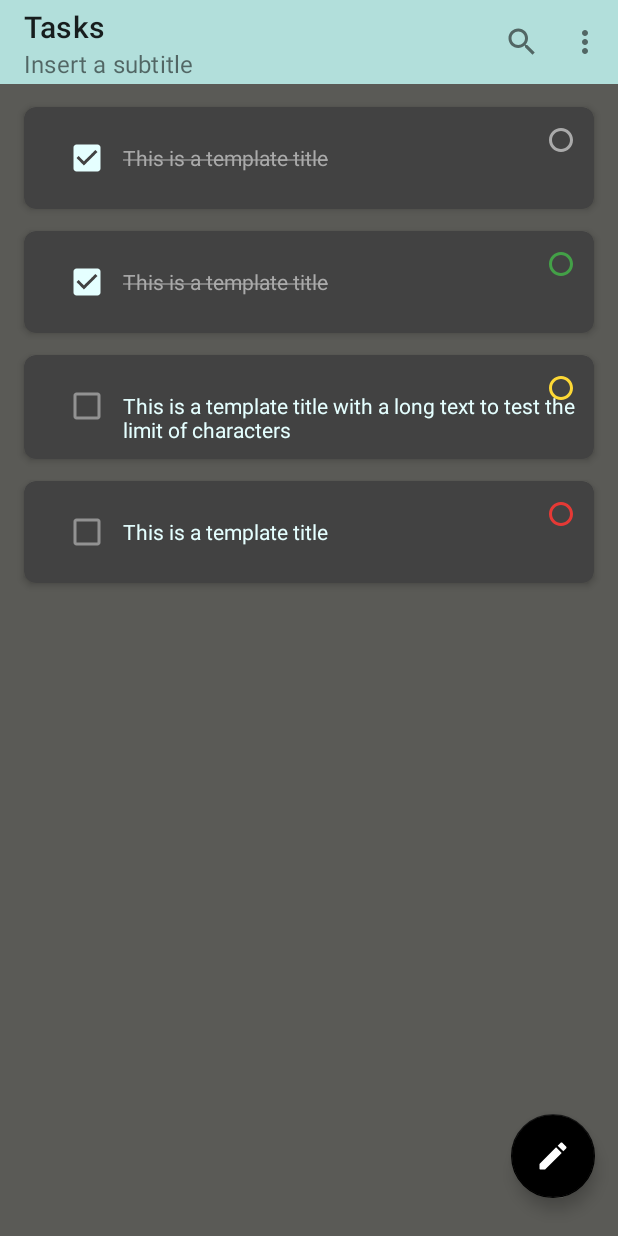
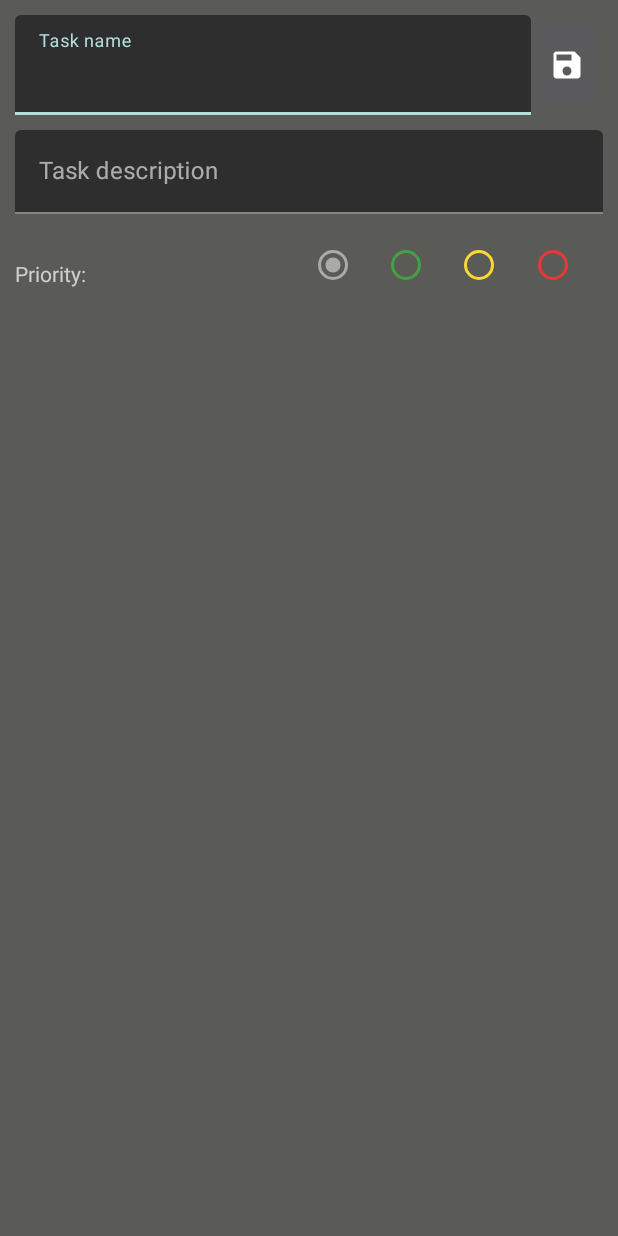
Before and after one commit to EmmaCG19/Taskete-android-app, an Android app: the screen it shows after launch (MainActivity before the commit, TaskFormActivity after it), on a phone screen of 412 x 824 dp. Run offline under Robolectric (Android 15) with nearby library versions, the phone set to English and light mode, and no system bars.

Commit message:
Start building New Task section UI

```diff
--- a/app/src/main/AndroidManifest.xml
+++ b/app/src/main/AndroidManifest.xml
@@ -9,13 +9,20 @@
         android:roundIcon="@mipmap/ic_launcher_round"
         android:supportsRtl="true"
         android:theme="@style/Theme.Taskete">
-        <activity android:name=".MainActivity">
+        <activity android:name=".TaskFormActivity">
             <intent-filter>
                 <action android:name="android.intent.action.MAIN" />
 
                 <category android:name="android.intent.category.LAUNCHER" />
             </intent-filter>
         </activity>
+        <activity android:name=".MainActivity">
+<!--            <intent-filter>-->
+<!--                <action android:name="android.intent.action.MAIN" />-->
+
+<!--                <category android:name="android.intent.category.LAUNCHER" />-->
+<!--            </intent-filter>-->
+        </activity>
     </application>
 
 </manifest>
--- a/app/src/main/java/com/example/taskete/Task.kt
+++ b/app/src/main/java/com/example/taskete/Task.kt
@@ -3,12 +3,12 @@ package com.example.taskete
 import java.util.*
 
 class Task(
-    var id: Int,
-    var title: String,
-    var description: String,
-    var priority: Priority,
-    var isDone: Boolean,
-    var dueDate: Date? = Date()
+    var id: Int, //Autogenerado
+    var title: String, //TextInputlayout
+    var description: String, //TextInputlayout
+    var priority: Priority, //Radio button
+    var isDone: Boolean, //Not in form
+    var dueDate: Date? = Date() //Datepicker
 ) {
     //Default constructor that ORMLite needs
 //    constructor():this(0, "", "", Priority.NOTASSIGNED,false)
--- a/app/src/main/java/com/example/taskete/TaskAdapter.kt
+++ b/app/src/main/java/com/example/taskete/TaskAdapter.kt
@@ -16,7 +16,7 @@ class TaskAdapter(val listener: TaskListener) : RecyclerView.Adapter<TaskAdapter
 
     class TaskViewHolder(itemView: View) : RecyclerView.ViewHolder(itemView) {
         val taskCard: CardView = itemView.findViewById(R.id.taskCardView)
-        val txtTitle: TextView = itemView.findViewById(R.id.txtTitle)
+        val txtTitle: TextView = itemView.findViewById(R.id.etTitle)
         val chkIsDone: CheckBox = itemView.findViewById(R.id.chkIsDone)
         val imgPriority: ImageView = itemView.findViewById(R.id.priorityIcon)
         //TODO falta agregar un icono para indicar la prioridad de la task
--- /dev/null
+++ b/app/src/main/java/com/example/taskete/TaskFormActivity.kt
@@ -0,0 +1,11 @@
+package com.example.taskete
+
+import androidx.appcompat.app.AppCompatActivity
+import android.os.Bundle
+
+class TaskFormActivity : AppCompatActivity() {
+    override fun onCreate(savedInstanceState: Bundle?) {
+        super.onCreate(savedInstanceState)
+        setContentView(R.layout.activity_task_form)
+    }
+}
--- /dev/null
+++ b/app/src/main/res/drawable/ic_item_save.xml
@@ -0,0 +1,9 @@
+<vector xmlns:android="http://schemas.android.com/apk/res/android"
+    android:width="24dp"
+    android:height="24dp"
+    android:viewportWidth="24"
+    android:viewportHeight="24">
+  <path
+      android:pathData="M17,3L5,3c-1.11,0 -2,0.9 -2,2v14c0,1.1 0.89,2 2,2h14c1.1,0 2,-0.9 2,-2L21,7l-4,-4zM12,19c-1.66,0 -3,-1.34 -3,-3s1.34,-3 3,-3 3,1.34 3,3 -1.34,3 -3,3zM15,9L5,9L5,5h10v4z"
+      android:fillColor="#000000"/>
+</vector>
--- /dev/null
+++ b/app/src/main/res/layout/activity_task_form.xml
@@ -0,0 +1,121 @@
+<?xml version="1.0" encoding="utf-8"?>
+<androidx.constraintlayout.widget.ConstraintLayout xmlns:android="http://schemas.android.com/apk/res/android"
+    xmlns:app="http://schemas.android.com/apk/res-auto"
+    xmlns:tools="http://schemas.android.com/tools"
+    android:layout_width="match_parent"
+    android:layout_height="match_parent"
+    android:layout_margin="10dp"
+    tools:context=".TaskFormActivity">
+
+    <!--TODO: Redondear los input text de title y description-->
+    <com.google.android.material.textfield.TextInputLayout
+        android:id="@+id/inputTitle"
+        android:layout_width="0dp"
+        android:layout_height="wrap_content"
+        app:errorTextColor="@color/colorPriorityHigh"
+        app:layout_constraintLeft_toLeftOf="parent"
+        app:layout_constraintRight_toLeftOf="@id/btnSave"
+        app:layout_constraintTop_toTopOf="parent">
+
+        <com.google.android.material.textfield.TextInputEditText
+            android:id="@+id/etTitle"
+            android:layout_width="match_parent"
+            android:layout_height="wrap_content"
+            android:hint="@string/title_input_hint"
+            android:singleLine="true"
+            android:textSize="24sp" />
+
+    </com.google.android.material.textfield.TextInputLayout>
+
+    <ImageButton
+        android:id="@+id/btnSave"
+        android:layout_width="wrap_content"
+        android:layout_height="0dp"
+        android:scaleType="fitCenter"
+        android:tint="@color/white"
+        app:layout_constraintBottom_toBottomOf="@id/inputTitle"
+        app:layout_constraintRight_toRightOf="parent"
+        app:layout_constraintTop_toTopOf="parent"
+        app:srcCompat="@drawable/ic_item_save" />
+
+    <com.google.android.material.textfield.TextInputLayout
+        android:id="@+id/inputDesc"
+        android:layout_width="0dp"
+        android:layout_height="wrap_content"
+        android:layout_marginTop="10dp"
+        app:layout_constraintLeft_toLeftOf="parent"
+        app:layout_constraintRight_toRightOf="parent"
+        app:layout_constraintTop_toBottomOf="@id/inputTitle">
+
+        <com.google.android.material.textfield.TextInputEditText
+            android:id="@+id/etDesc"
+            android:layout_width="match_parent"
+            android:layout_height="wrap_content"
+            android:hint="@string/desc_input_hint"
+            android:maxLines="2"
+            android:singleLine="false" />
+
+    </com.google.android.material.textfield.TextInputLayout>
+
+    <TextView
+        android:id="@+id/lblPriority"
+        android:layout_width="0dp"
+        android:layout_height="wrap_content"
+        android:layout_marginTop="10dp"
+        android:text="@string/priority_input"
+        app:layout_constraintStart_toStartOf="parent"
+        app:layout_constraintBottom_toBottomOf="@id/guidelinePriority"
+        app:layout_constraintEnd_toStartOf="@id/rgPriorities"
+        app:layout_constraintTop_toBottomOf="@id/inputDesc" />
+
+    <RadioGroup
+        android:id="@+id/rgPriorities"
+        android:layout_width="0dp"
+        android:layout_height="wrap_content"
+        android:layout_marginTop="10dp"
+        android:orientation="horizontal"
+        android:checkedButton="@id/rbNotPriority"
+        android:weightSum="1"
+        app:layout_constraintEnd_toEndOf="parent"
+        app:layout_constraintStart_toEndOf="@id/lblPriority"
+        app:layout_constraintTop_toBottomOf="@id/inputDesc">
+
+        <com.google.android.material.radiobutton.MaterialRadioButton
+            android:id="@+id/rbNotPriority"
+            android:layout_width="0dp"
+            android:layout_height="wrap_content"
+            android:buttonTint="@color/colorPriorityNotAssigned"
+            android:layout_weight="0.25"
+            app:useMaterialThemeColors="true" />
+
+        <com.google.android.material.radiobutton.MaterialRadioButton
+            android:id="@+id/rbLowPriority"
+            android:layout_width="0dp"
+            android:layout_height="wrap_content"
+            android:layout_weight="0.25"
+            android:buttonTint="@color/colorPriorityLow" />
+
+        <com.google.android.material.radiobutton.MaterialRadioButton
+            android:id="@+id/rbMediumPriority"
+            android:layout_width="0dp"
+            android:layout_height="wrap_content"
+            android:layout_weight="0.25"
+            android:buttonTint="@color/colorPriorityMedium" />
+
+        <com.google.android.material.radiobutton.MaterialRadioButton
+            android:id="@+id/rbHighPriority"
+            android:layout_width="0dp"
+            android:layout_height="wrap_content"
+            android:layout_weight="0.25"
+            android:buttonTint="@color/colorPriorityHigh" />
+    </RadioGroup>
+
+    <androidx.constraintlayout.widget.Guideline
+        android:id="@+id/guidelinePriority"
+        android:layout_width="wrap_content"
+        android:layout_height="wrap_content"
+        android:orientation="horizontal"
+        app:layout_constraintGuide_begin="202dp" />
+
+
+</androidx.constraintlayout.widget.ConstraintLayout>
--- a/app/src/main/res/layout/item_card.xml
+++ b/app/src/main/res/layout/item_card.xml
@@ -27,7 +27,7 @@
             app:layout_constraintTop_toTopOf="parent" />
 
         <TextView
-            android:id="@+id/txtTitle"
+            android:id="@+id/etTitle"
             android:layout_width="0dp"
             android:layout_height="wrap_content"
             android:text="This is a task card"
--- a/app/src/main/res/values/strings.xml
+++ b/app/src/main/res/values/strings.xml
@@ -1,4 +1,15 @@
 <resources>
     <string name="app_name">Taskete</string>
     <string name="main_screen_title">Tasks</string>
+
+    <!--Form-->
+    <string name="title_input_hint">Task name</string>
+    <string name="desc_input_hint">Task description</string>
+    <string name="priority_input">Priority:</string>
+
+    <string name="highPriorityOption">High</string>
+    <string name="lowPriorityOption">Low</string>
+    <string name="mediumPriorityOption">Medium</string>
+    <string name="noPriorityOption">Not assigned</string>
+
 </resources>
```
Also changed, not shown: 1 other file.
